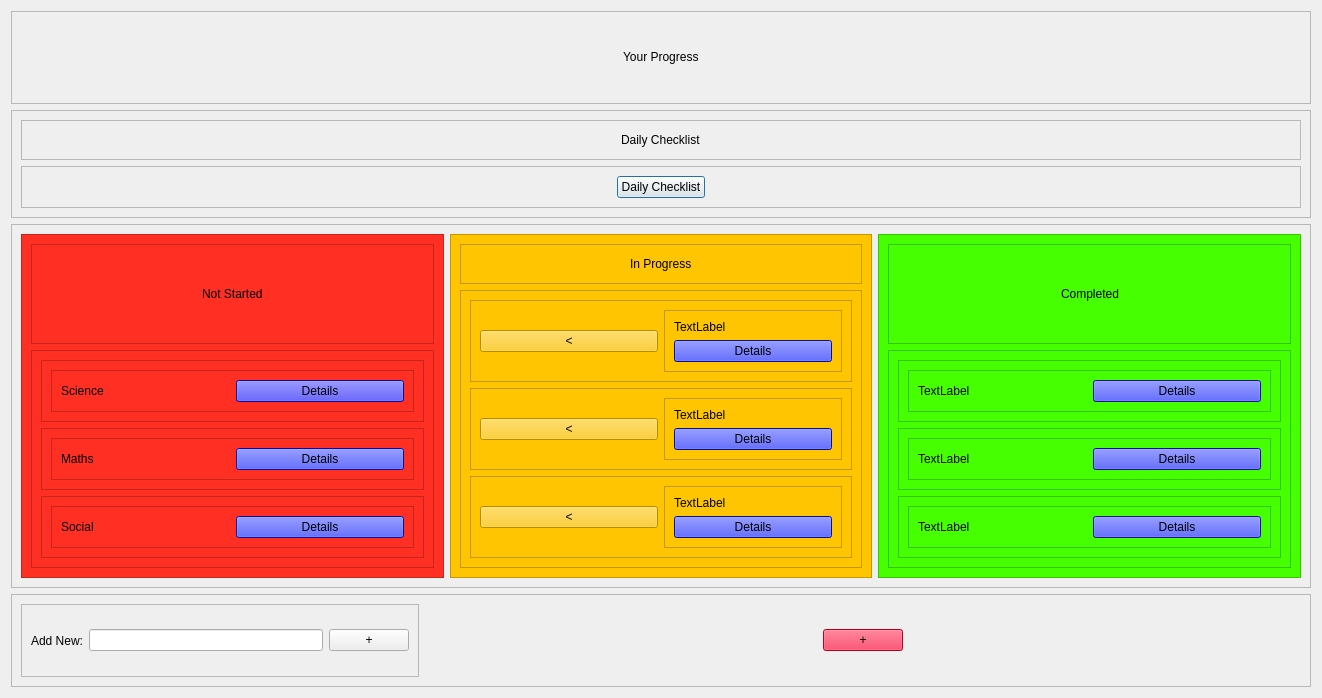
The window that todo.ui (bikraj2/mitra-2) describes before a commit, drawn with Qt 5.
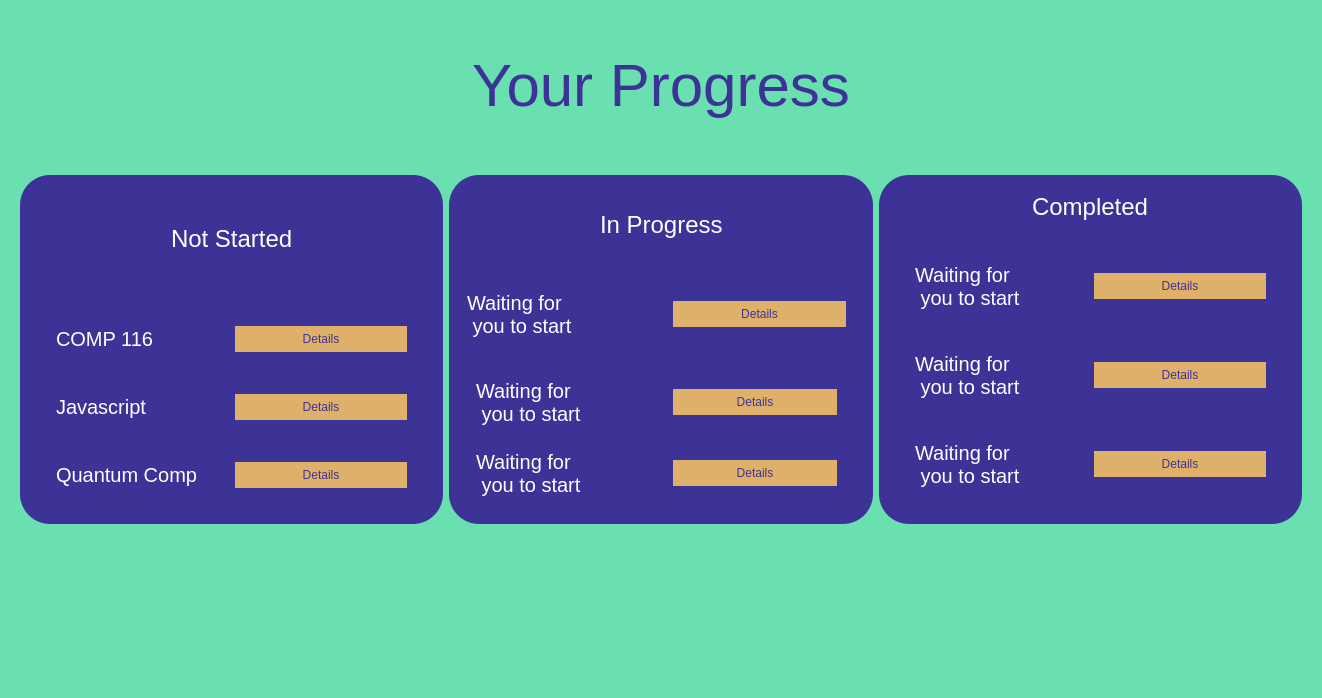
The same window after the commit.

Patch:
```diff
--- a/todo.ui
+++ b/todo.ui
@@ -13,9 +13,17 @@
   <property name="windowTitle">
    <string>Dialog</string>
   </property>
+  <property name="styleSheet">
+   <string notr="true">background-color: #6adfb0;
+border-radius: 300px;
+</string>
+  </property>
   <layout class="QVBoxLayout" name="verticalLayout">
    <item>
     <widget class="QFrame" name="frame_6">
+     <property name="styleSheet">
+      <string notr="true"/>
+     </property>
      <property name="frameShape">
       <enum>QFrame::StyledPanel</enum>
      </property>
@@ -39,7 +47,9 @@
       <item>
        <widget class="QLabel" name="label">
         <property name="styleSheet">
-         <string notr="true">&lt;h1&gt;Your Progress&lt;/h1&gt;</string>
+         <string notr="true">font-size: 60px ;
+font: bold large &quot;Sherif&quot;;
+color:#3d3397;</string>
         </property>
         <property name="text">
          <string>Your Progress</string>
@@ -65,111 +75,6 @@
      </layout>
     </widget>
    </item>
-   <item>
-    <widget class="QFrame" name="frame_19">
-     <property name="frameShape">
-      <enum>QFrame::StyledPanel</enum>
-     </property>
-     <property name="frameShadow">
-      <enum>QFrame::Raised</enum>
-     </property>
-     <layout class="QVBoxLayout" name="verticalLayout_19">
-      <item>
-       <widget class="QFrame" name="frame_21">
-        <property name="frameShape">
-         <enum>QFrame::StyledPanel</enum>
-        </property>
-        <property name="frameShadow">
-         <enum>QFrame::Raised</enum>
-        </property>
-        <layout class="QHBoxLayout" name="horizontalLayout_12">
-         <item>
-          <spacer name="horizontalSpacer_23">
-           <property name="orientation">
-            <enum>Qt::Horizontal</enum>
-           </property>
-           <property name="sizeHint" stdset="0">
-            <size>
-             <width>40</width>
-             <height>20</height>
-            </size>
-           </property>
-          </spacer>
-         </item>
-         <item>
-          <widget class="QLabel" name="label_7">
-           <property name="text">
-            <string>Daily Checklist</string>
-           </property>
-          </widget>
-         </item>
-         <item>
-          <spacer name="horizontalSpacer_24">
-           <property name="orientation">
-            <enum>Qt::Horizontal</enum>
-           </property>
-           <property name="sizeHint" stdset="0">
-            <size>
-             <width>40</width>
-             <height>20</height>
-            </size>
-           </property>
-          </spacer>
-         </item>
-        </layout>
-       </widget>
-      </item>
-      <item>
-       <widget class="QFrame" name="frame_28">
-        <property name="frameShape">
-         <enum>QFrame::StyledPanel</enum>
-        </property>
-        <property name="frameShadow">
-         <enum>QFrame::Raised</enum>
-        </property>
-        <layout class="QHBoxLayout" name="horizontalLayout_42">
-         <item>
-          <spacer name="horizontalSpacer_25">
-           <property name="orientation">
-            <enum>Qt::Horizontal</enum>
-           </property>
-           <property name="sizeHint" stdset="0">
-            <size>
-             <width>40</width>
-             <height>20</height>
-            </size>
-           </property>
-          </spacer>
-         </item>
-         <item>
-          <widget class="QPushButton" name="pushButton_8">
-           <property name="styleSheet">
-            <string notr="true">font-colour=rgb(4, 4, 4)</string>
-           </property>
-           <property name="text">
-            <string>Daily Checklist</string>
-           </property>
-          </widget>
-         </item>
-         <item>
-          <spacer name="horizontalSpacer_26">
-           <property name="orientation">
-            <enum>Qt::Horizontal</enum>
-           </property>
-           <property name="sizeHint" stdset="0">
-            <size>
-             <width>40</width>
-             <height>20</height>
-            </size>
-           </property>
-          </spacer>
-         </item>
-        </layout>
-       </widget>
-      </item>
-     </layout>
-    </widget>
-   </item>
    <item>
     <widget class="QFrame" name="frame">
      <property name="styleSheet">
@@ -185,7 +90,7 @@
       <item>
        <widget class="QFrame" name="frame_3">
         <property name="styleSheet">
-         <string notr="true">background-color: rgb(255, 48, 35);</string>
+         <string notr="true">background-color: #3d3397; border-radius:30;</string>
         </property>
         <property name="frameShape">
          <enum>QFrame::StyledPanel</enum>
@@ -218,8 +123,13 @@
             </item>
             <item>
              <widget class="QLabel" name="label_2">
+              <property name="autoFillBackground">
+               <bool>false</bool>
+              </property>
               <property name="styleSheet">
-               <string notr="true"/>
+               <string notr="true">color:white;
+font-size: 24px ;
+font: bold large &quot;Sherif&quot;;</string>
               </property>
               <property name="text">
                <string>Not Started</string>
@@ -271,8 +181,13 @@
                  <layout class="QHBoxLayout" name="horizontalLayout_43">
                   <item>
                    <widget class="QLabel" name="label_14">
+                    <property name="styleSheet">
+                     <string notr="true">color:white;
+font-size: 20px ;
+font: bold large &quot;Sherif&quot;;</string>
+                    </property>
                     <property name="text">
-                     <string>Science</string>
+                     <string>COMP 116</string>
                     </property>
                    </widget>
                   </item>
@@ -282,7 +197,11 @@
                      <bool>false</bool>
                     </property>
                     <property name="styleSheet">
-                     <string notr="true">background-color: rgb(7, 0, 255);</string>
+                     <string notr="true">background-color: #dfb06a;
+color:#3d3397;
+font: bold 20px,  &quot;Sherif&quot; ; 
+border-width: 5px;
+border-radius: 15px; padding:6;</string>
                     </property>
                     <property name="text">
                      <string>Details</string>
@@ -315,15 +234,24 @@
                  <layout class="QHBoxLayout" name="horizontalLayout_10">
                   <item>
                    <widget class="QLabel" name="label_13">
+                    <property name="styleSheet">
+                     <string notr="true">color:white;
+font-size: 20px ;
+font: bold large &quot;Sherif&quot;;</string>
+                    </property>
                     <property name="text">
-                     <string>Maths</string>
+                     <string>Javascript</string>
                     </property>
                    </widget>
                   </item>
                   <item>
                    <widget class="QPushButton" name="pushButton_22">
                     <property name="styleSheet">
-                     <string notr="true">background-color: rgb(0, 17, 255);</string>
+                     <string notr="true">background-color: #dfb06a;
+color:#3d3397;
+font: bold 20px,  &quot;Sherif&quot; ; 
+border-width: 5px;
+border-radius: 15px; padding:6;</string>
                     </property>
                     <property name="text">
                      <string>Details</string>
@@ -356,15 +284,24 @@
                  <layout class="QHBoxLayout" name="horizontalLayout_9">
                   <item>
                    <widget class="QLabel" name="label_26">
+                    <property name="styleSheet">
+                     <string notr="true">color:white;
+font-size: 20px ;
+font: bold large &quot;Sherif&quot;;</string>
+                    </property>
                     <property name="text">
-                     <string>Social</string>
+                     <string>Quantum Comp</string>
                     </property>
                    </widget>
                   </item>
                   <item>
                    <widget class="QPushButton" name="pushButton_25">
                     <property name="styleSheet">
-                     <string notr="true">background-color: rgb(0, 17, 255);</string>
+                     <string notr="true">background-color: #dfb06a;
+color:#3d3397;
+font: bold 20px,  &quot;Sherif&quot; ; 
+border-width: 5px;
+border-radius: 15px; padding:6;</string>
                     </property>
                     <property name="text">
                      <string>Details</string>
@@ -386,7 +323,7 @@
       <item>
        <widget class="QFrame" name="frame_4">
         <property name="styleSheet">
-         <string notr="true">background-color: rgb(255, 197, 0);</string>
+         <string notr="true">background-color: #3d3397;border-radius:30;</string>
         </property>
         <property name="frameShape">
          <enum>QFrame::StyledPanel</enum>
@@ -397,6 +334,11 @@
         <layout class="QVBoxLayout" name="verticalLayout_3">
          <item>
           <widget class="QFrame" name="frame_9">
+           <property name="styleSheet">
+            <string notr="true">color:white;
+font-size: 24px ;
+font: bold large &quot;Sherif&quot;;</string>
+           </property>
            <property name="frameShape">
             <enum>QFrame::StyledPanel</enum>
            </property>
@@ -420,7 +362,9 @@
             <item>
              <widget class="QLabel" name="label_3">
               <property name="styleSheet">
-               <string notr="true">color:rgb(0, 0, 0)</string>
+               <string notr="true">color:white;
+font-size: 24px ;
+font: bold large &quot;Sherif&quot;;</string>
               </property>
               <property name="text">
                <string>In Progress</string>
@@ -446,6 +390,57 @@
            </layout>
           </widget>
          </item>
+         <item>
+          <widget class="QFrame" name="frame_17">
+           <property name="frameShape">
+            <enum>QFrame::StyledPanel</enum>
+           </property>
+           <property name="frameShadow">
+            <enum>QFrame::Raised</enum>
+           </property>
+           <layout class="QHBoxLayout" name="horizontalLayout_21">
+            <item>
+             <widget class="QLabel" name="label_20">
+              <property name="styleSheet">
+               <string notr="true">color:white;
+font-size: 20px ;
+font: bold large &quot;Sherif&quot;;</string>
+              </property>
+              <property name="text">
+               <string>Waiting for 
+ you to start</string>
+              </property>
+             </widget>
+            </item>
+            <item>
+             <widget class="QFrame" name="frame_29">
+              <property name="frameShape">
+               <enum>QFrame::StyledPanel</enum>
+              </property>
+              <property name="frameShadow">
+               <enum>QFrame::Raised</enum>
+              </property>
+              <layout class="QHBoxLayout" name="horizontalLayout_22">
+               <item>
+                <widget class="QPushButton" name="pushButton_37">
+                 <property name="styleSheet">
+                  <string notr="true">background-color: #dfb06a;
+color:#3d3397;
+font: bold 20px,  &quot;Sherif&quot; ; 
+border-width: 5px;
+border-radius: 15px; padding:6;</string>
+                 </property>
+                 <property name="text">
+                  <string>Details</string>
+                 </property>
+                </widget>
+               </item>
+              </layout>
+             </widget>
+            </item>
+           </layout>
+          </widget>
+         </item>
          <item>
           <widget class="QFrame" name="frame_10">
            <property name="frameShape">
@@ -465,9 +460,15 @@
               </property>
               <layout class="QHBoxLayout" name="horizontalLayout_8">
                <item>
-                <widget class="QPushButton" name="pushButton_9">
+                <widget class="QLabel" name="label_15">
+                 <property name="styleSheet">
+                  <string notr="true">color:white;
+font-size: 20px ;
+font: bold large &quot;Sherif&quot;;</string>
+                 </property>
                  <property name="text">
-                  <string>&lt;</string>
+                  <string>Waiting for 
+ you to start</string>
                  </property>
                 </widget>
                </item>
@@ -479,18 +480,15 @@
                  <property name="frameShadow">
                   <enum>QFrame::Raised</enum>
                  </property>
-                 <layout class="QVBoxLayout" name="verticalLayout_5">
-                  <item>
-                   <widget class="QLabel" name="label_15">
-                    <property name="text">
-                     <string>TextLabel</string>
-                    </property>
-                   </widget>
-                  </item>
+                 <layout class="QHBoxLayout" name="horizontalLayout_11">
                   <item>
                    <widget class="QPushButton" name="pushButton_29">
                     <property name="styleSheet">
-                     <string notr="true">background-color: rgb(0, 17, 255);</string>
+                     <string notr="true">background-color: #dfb06a;
+color:#3d3397;
+font: bold 20px,  &quot;Sherif&quot; ; 
+border-width: 5px;
+border-radius: 15px; padding:6;</string>
                     </property>
                     <property name="text">
                      <string>Details</string>
@@ -513,83 +511,35 @@
               </property>
               <layout class="QHBoxLayout" name="horizontalLayout_14">
                <item>
-                <widget class="QPushButton" name="pushButton_10">
-                 <property name="text">
-                  <string>&lt;</string>
+                <widget class="QLabel" name="label_17">
+                 <property name="styleSheet">
+                  <string notr="true">color:white;
+font-size: 20px ;
+font: bold large &quot;Sherif&quot;;</string>
                  </property>
-                </widget>
-               </item>
-               <item>
-                <widget class="QFrame" name="frame_25">
-                 <property name="frameShape">
-                  <enum>QFrame::StyledPanel</enum>
-                 </property>
-                 <property name="frameShadow">
-                  <enum>QFrame::Raised</enum>
-                 </property>
-                 <layout class="QVBoxLayout" name="verticalLayout_20">
-                  <item>
-                   <widget class="QLabel" name="label_16">
-                    <property name="text">
-                     <string>TextLabel</string>
-                    </property>
-                    <property name="wordWrap">
-                     <bool>false</bool>
-                    </property>
-                   </widget>
-                  </item>
-                  <item>
-                   <widget class="QPushButton" name="pushButton_30">
-                    <property name="styleSheet">
-                     <string notr="true">background-color: rgb(0, 17, 255);</string>
-                    </property>
-                    <property name="text">
-                     <string>Details</string>
-                    </property>
-                   </widget>
-                  </item>
-                 </layout>
-                </widget>
-               </item>
-              </layout>
-             </widget>
-            </item>
-            <item>
-             <widget class="QFrame" name="frame_60">
-              <property name="frameShape">
-               <enum>QFrame::StyledPanel</enum>
-              </property>
-              <property name="frameShadow">
-               <enum>QFrame::Raised</enum>
-              </property>
-              <layout class="QHBoxLayout" name="horizontalLayout_18">
-               <item>
-                <widget class="QPushButton" name="pushButton_31">
                  <property name="text">
-                  <string>&lt;</string>
+                  <string>Waiting for 
+ you to start</string>
                  </property>
                 </widget>
                </item>
                <item>
-                <widget class="QFrame" name="frame_61">
+                <widget class="QFrame" name="frame_26">
                  <property name="frameShape">
                   <enum>QFrame::StyledPanel</enum>
                  </property>
                  <property name="frameShadow">
                   <enum>QFrame::Raised</enum>
                  </property>
-                 <layout class="QVBoxLayout" name="verticalLayout_21">
+                 <layout class="QHBoxLayout" name="horizontalLayout_16">
                   <item>
-                   <widget class="QLabel" name="label_27">
-                    <property name="text">
-                     <string>TextLabel</string>
-                    </property>
-                   </widget>
-                  </item>
-                  <item>
-                   <widget class="QPushButton" name="pushButton_32">
+                   <widget class="QPushButton" name="pushButton_31">
                     <property name="styleSheet">
-                     <string notr="true">background-color: rgb(0, 17, 255);</string>
+                     <string notr="true">background-color: #dfb06a;
+color:#3d3397;
+font: bold 20px,  &quot;Sherif&quot; ; 
+border-width: 5px;
+border-radius: 15px; padding:6;</string>
                     </property>
                     <property name="text">
                      <string>Details</string>
@@ -611,7 +561,7 @@
       <item>
        <widget class="QFrame" name="frame_5">
         <property name="styleSheet">
-         <string notr="true">background-color: rgb(70, 255, 0);</string>
+         <string notr="true">background-color: #3d3397;border-radius:30;</string>
         </property>
         <property name="frameShape">
          <enum>QFrame::StyledPanel</enum>
@@ -644,6 +594,11 @@
             </item>
             <item>
              <widget class="QLabel" name="label_4">
+              <property name="styleSheet">
+               <string notr="true">color:white;
+font-size: 24px ;
+font: bold large &quot;Sherif&quot;;</string>
+              </property>
               <property name="text">
                <string>Completed</string>
               </property>
@@ -694,15 +649,25 @@
                  <layout class="QHBoxLayout" name="horizontalLayout_45">
                   <item>
                    <widget class="QLabel" name="label_28">
+                    <property name="styleSheet">
+                     <string notr="true">color:white;
+font-size: 20px ;
+font: bold large &quot;Sherif&quot;;</string>
+                    </property>
                     <property name="text">
-                     <string>TextLabel</string>
+                     <string>Waiting for 
+ you to start</string>
                     </property>
                    </widget>
                   </item>
                   <item>
                    <widget class="QPushButton" name="pushButton_33">
                     <property name="styleSheet">
-                     <string notr="true">background-color: rgb(0, 17, 255);</string>
+                     <string notr="true">background-color: #dfb06a;
+color:#3d3397;
+font: bold 20px,  &quot;Sherif&quot; ; 
+border-width: 5px;
+border-radius: 15px; padding:6;</string>
                     </property>
                     <property name="text">
                      <string>Details</string>
@@ -735,15 +700,25 @@
                  <layout class="QHBoxLayout" name="horizontalLayout_47">
                   <item>
                    <widget class="QLabel" name="label_29">
+                    <property name="styleSheet">
+                     <string notr="true">color:white;
+font-size: 20px ;
+font: bold large &quot;Sherif&quot;;</string>
+                    </property>
                     <property name="text">
-                     <string>TextLabel</string>
+                     <string>Waiting for 
+ you to start</string>
                     </property>
                    </widget>
                   </item>
                   <item>
                    <widget class="QPushButton" name="pushButton_34">
                     <property name="styleSheet">
-                     <string notr="true">background-color: rgb(0, 17, 255);</string>
+                     <string notr="true">background-color: #dfb06a;
+color:#3d3397;
+font: bold 20px,  &quot;Sherif&quot; ; 
+border-width: 5px;
+border-radius: 15px; padding:6;</string>
                     </property>
                     <property name="text">
                      <string>Details</string>
@@ -776,15 +751,25 @@
                  <layout class="QHBoxLayout" name="horizontalLayout_49">
                   <item>
                    <widget class="QLabel" name="label_30">
+                    <property name="styleSheet">
+                     <string notr="true">color:white;
+font-size: 20px ;
+font: bold large &quot;Sherif&quot;;</string>
+                    </property>
                     <property name="text">
-                     <string>TextLabel</string>
+                     <string>Waiting for 
+ you to start</string>
                     </property>
                    </widget>
                   </item>
                   <item>
                    <widget class="QPushButton" name="pushButton_35">
                     <property name="styleSheet">
-                     <string notr="true">background-color: rgb(0, 17, 255);</string>
+                     <string notr="true">background-color: #dfb06a;
+color:#3d3397;
+font: bold 20px,  &quot;Sherif&quot; ; 
+border-width: 5px;
+border-radius: 15px; padding:6;</string>
                     </property>
                     <property name="text">
                      <string>Details</string>
@@ -814,77 +799,6 @@
      <property name="frameShadow">
       <enum>QFrame::Raised</enum>
      </property>
-     <layout class="QHBoxLayout" name="horizontalLayout_16">
-      <item>
-       <widget class="QFrame" name="frame_30">
-        <property name="frameShape">
-         <enum>QFrame::StyledPanel</enum>
-        </property>
-        <property name="frameShadow">
-         <enum>QFrame::Raised</enum>
-        </property>
-        <layout class="QHBoxLayout" name="horizontalLayout_13">
-         <item>
-          <widget class="QLabel" name="label_11">
-           <property name="text">
-            <string>Add New:</string>
-           </property>
-          </widget>
-         </item>
-         <item>
-          <widget class="QLineEdit" name="lineEdit_2"/>
-         </item>
-         <item>
-          <widget class="QPushButton" name="pushButton_19">
-           <property name="text">
-            <string>+</string>
-           </property>
-          </widget>
-         </item>
-        </layout>
-       </widget>
-      </item>
-      <item>
-       <spacer name="horizontalSpacer_27">
-        <property name="orientation">
-         <enum>Qt::Horizontal</enum>
-        </property>
-        <property name="sizeHint" stdset="0">
-         <size>
-          <width>40</width>
-          <height>20</height>
-         </size>
-        </property>
-       </spacer>
-      </item>
-      <item>
-       <widget class="QPushButton" name="pushButton">
-        <property name="cursor">
-         <cursorShape>OpenHandCursor</cursorShape>
-        </property>
-        <property name="styleSheet">
-         <string notr="true">background-color: rgb(255, 0, 46);
-font:rgb(186, 157, 255);</string>
-        </property>
-        <property name="text">
-         <string>+</string>
-        </property>
-       </widget>
-      </item>
-      <item>
-       <spacer name="horizontalSpacer_28">
-        <property name="orientation">
-         <enum>Qt::Horizontal</enum>
-        </property>
-        <property name="sizeHint" stdset="0">
-         <size>
-          <width>40</width>
-          <height>20</height>
-         </size>
-        </property>
-       </spacer>
-      </item>
-     </layout>
     </widget>
    </item>
   </layout>
```
Left out of the diff: 2 changed lines with no effect on the pictures.
